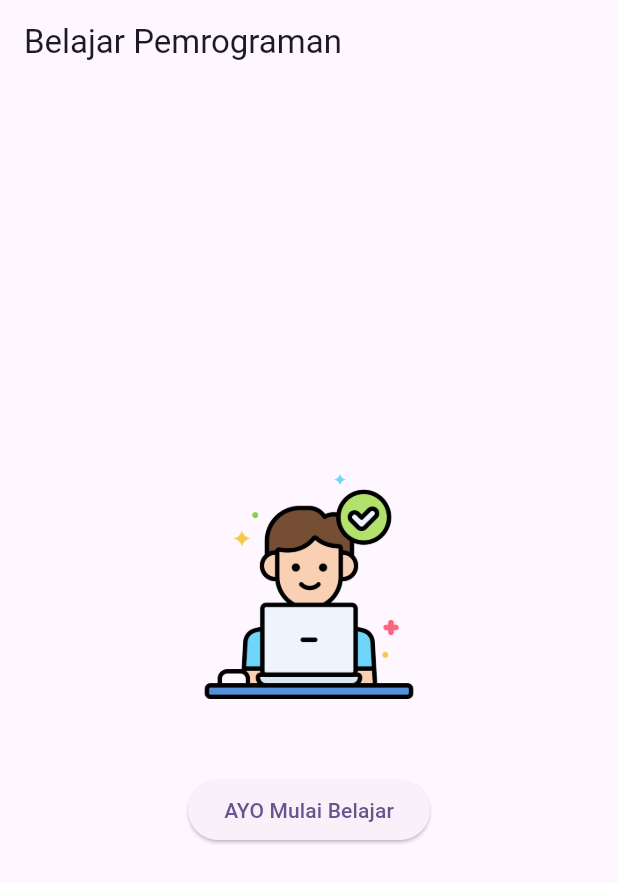
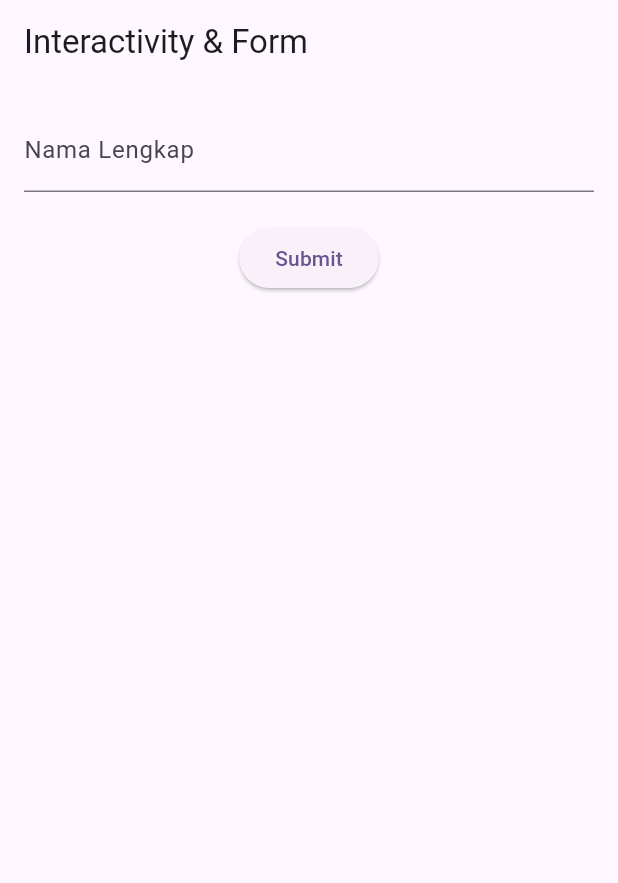
Before and after one commit to MohamadFarrelPratama/-prak-mobilelanjut-2477051014, a Flutter app: the screen it shows after launch, on a phone screen of 412 x 824 dp. Shown: the top 883 px of the screen. Run offline on Flutter 3.47's test engine with Material 3 defaults, Android fonts, the light colour scheme and no system bars.

Commit message:
Membuat Form Widget: Pertemuan 4

```diff
--- /dev/null
+++ b/lib/form_widget.dart
@@ -0,0 +1,68 @@
+import 'package:flutter/material.dart';
+
+class FormWidget extends StatefulWidget {
+  const FormWidget({super.key});
+
+  @override
+  State<FormWidget> createState() => _FormWidgetState();
+}
+
+class _FormWidgetState extends State<FormWidget> {
+  final _formKey = GlobalKey<FormState>();
+  final TextEditingController _namaController =
+      TextEditingController();
+
+  @override
+  Widget build(BuildContext context) {
+    return Scaffold(
+      appBar: AppBar(
+        title: const Text('Interactivity & Form'),
+      ),
+      body: Padding(
+        padding: const EdgeInsets.all(16.0),
+        child: Form(
+          key: _formKey,
+          child: Column(
+            children: [
+              // ini textfield sama validasinya
+              TextFormField(
+                controller: _namaController,
+                decoration: const InputDecoration(
+                  labelText: 'Nama Lengkap',
+                ),
+                validator: (value) =>
+                    value!.isEmpty ? 'Nama tidak boleh kosong!' : null,
+              ),
+
+              const SizedBox(height: 20),
+
+              // ini button dan event handlingnya
+              ElevatedButton(
+                onPressed: () {
+                  if (_formKey.currentState!.validate()) {
+                    showDialog(
+                      context: context,
+                      builder: (context) => AlertDialog(
+                        title: const Text('Sukses'),
+                        content: Text(
+                          'Halo ${_namaController.text}!',
+                        ),
+                        actions: [
+                          TextButton(
+                            onPressed: () => Navigator.pop(context),
+                            child: const Text('OK'),
+                          ),
+                        ],
+                      ),
+                    );
+                  }
+                },
+                child: const Text('Submit'),
+              ),
+            ],
+          ),
+        ),
+      ),
+    );
+  }
+}
--- a/lib/main.dart
+++ b/lib/main.dart
@@ -1,7 +1,9 @@
 import 'package:flutter/material.dart';
-// import 'column_widget.dart';
-// import 'row_widget.dart';
-import 'first_widget.dart';
+//import 'column_widget.dart';
+//import 'row_widget.dart';
+//import 'first_widget.dart';
+import 'form_widget.dart';
+
 
 void main() {
   runApp(const MyApp());
@@ -20,7 +22,7 @@ class MyApp extends StatelessWidget {
         ),
         useMaterial3: true,
       ),
-      home: const FirstWidget(),
+      home: const FormWidget(),
     );
   }
 }
--- a/lib/row_widget.dart
+++ b/lib/row_widget.dart
@@ -1,7 +1,7 @@
 import 'package:flutter/material.dart';
 
 class RowWidget extends StatelessWidget {
-  const RowWidget({Key? key}) : super(key: key);
+  const RowWidget({super.key});
 
   @override
   Widget build(BuildContext context) {
```
